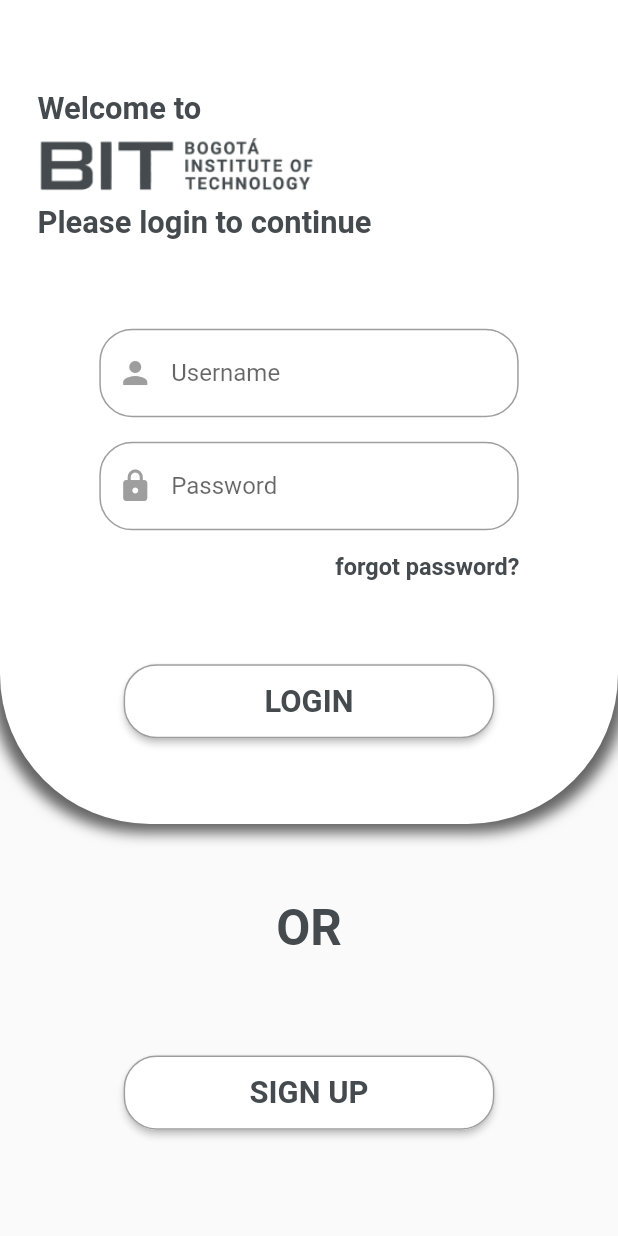
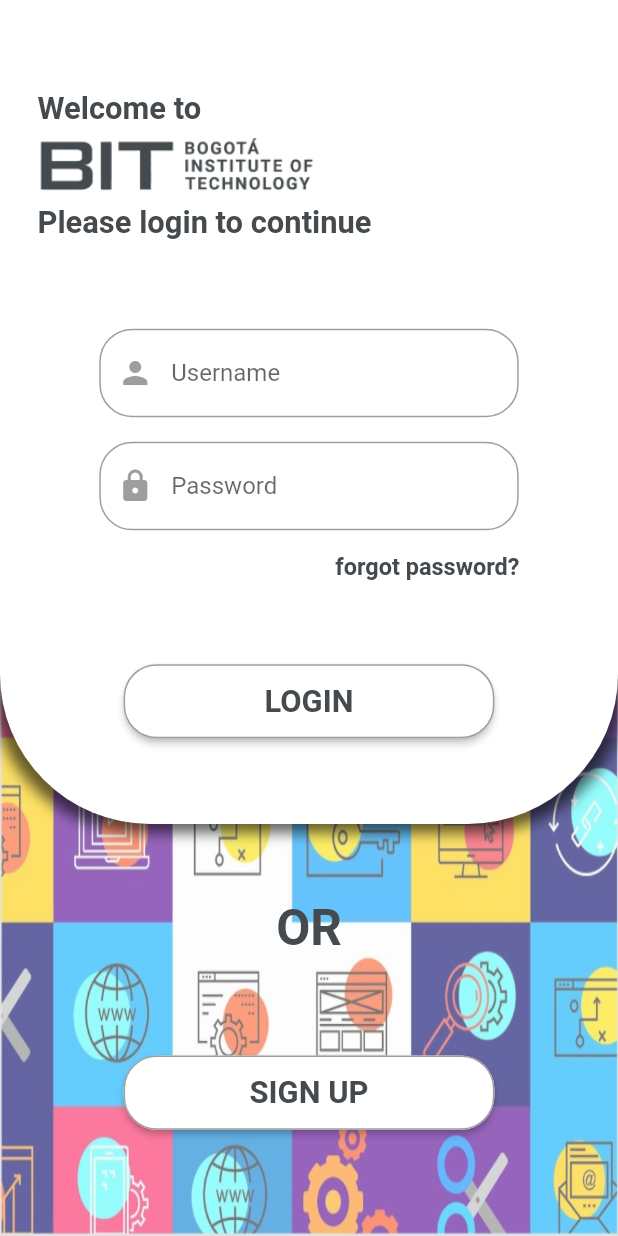
Before and after one commit to BussLightYear/bit_app, a Flutter app: the screen it shows after launch, on a phone screen of 412 x 824 dp. Run offline on Flutter 3.47's test engine with Material 2 defaults, Android fonts, the phone set to English and light mode, and no system bars; our stand-ins replace google_fonts; Roboto replaces fonts that are missing (Signika).

Commit message:
Se añade SingleChildScrollView

```diff
--- a/Bit app/bit_app/lib/view/login_page.dart
+++ b/Bit app/bit_app/lib/view/login_page.dart
@@ -20,18 +20,18 @@ class _LoginPageState extends State<LoginPage> {
     var _altura = MediaQuery.of(context).size.height;
     var _ancho = MediaQuery.of(context).size.width;
     return Scaffold(
-      body: SingleChildScrollView(
-        child: Stack(
-          children: [
-            _BackImage(),
-            Column(
+      body: Stack(
+        children: [
+          _BackImage(),
+          SingleChildScrollView(
+            child: Column(
               children: [
                 _LogInfo(),
                 _SignUpInfo(),
               ],
             ),
-          ],
-        ),
+          ),
+        ],
       ),
     );
   }
@@ -40,11 +40,16 @@ class _LoginPageState extends State<LoginPage> {
 class _BackImage extends StatelessWidget {
   @override
   Widget build(BuildContext context) {
+    var _altura = MediaQuery.of(context).size.height;
+    var _ancho = MediaQuery.of(context).size.width;
+
     return Container(
+      height: _altura,
+      width: _ancho,
       decoration: BoxDecoration(
         // color: const Color(0xff7c94b6),
         image: DecorationImage(
-          fit: BoxFit.cover,
+          fit: BoxFit.fill,
           colorFilter: ColorFilter.mode(
               Colors.black.withOpacity(0.6), BlendMode.dstATop),
           image: AssetImage('assets/img/bitback.jpg'),
@@ -130,9 +135,12 @@ class _LogInfo extends StatelessWidget {
                 left: _ancho * 0.1,
               ),
               child: TextField(
+                enableSuggestions: false,
                 cursorColor: Colors.black,
+                // keyboardType: TextInputType,
                 decoration: InputDecoration(
                   // labelText: "Email",
+
                   hintText: 'Username',
                   prefixIcon: Icon(
                     Icons.person,
```
